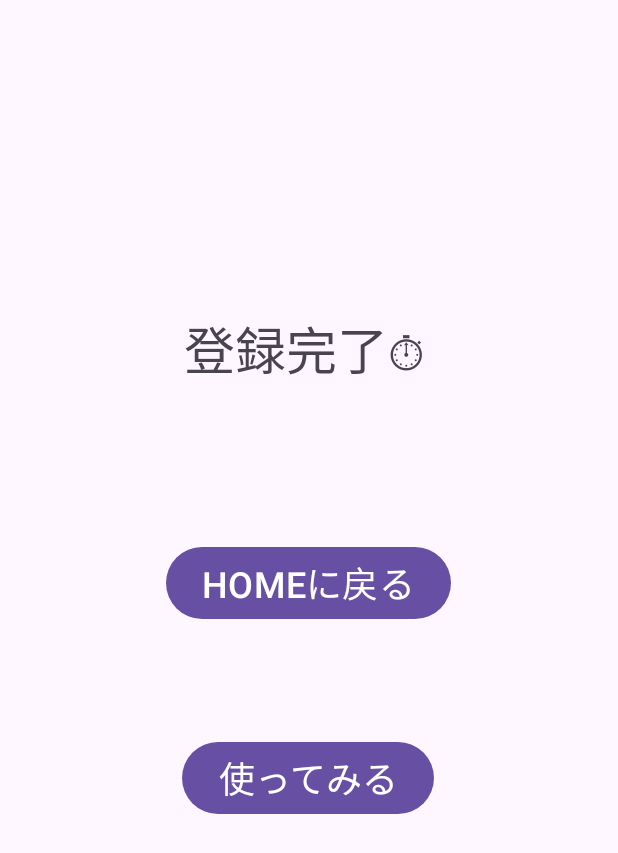
After one commit to itc-s21014/pbl2, an Android app: the SettingFinishedActivity screen opened directly, with no data from a screen before it, on a phone screen of 412 x 824 dp. The commit adds this screen. Shown: the top 853 px of the screen. Run offline under Robolectric (Android 15) with nearby library versions, the phone set to English and light mode, and no system bars.

Commit message:
登録完了画面のレイアウト

```diff
--- a/app/src/main/AndroidManifest.xml
+++ b/app/src/main/AndroidManifest.xml
@@ -13,6 +13,12 @@
         android:theme="@style/Theme.Pbl"
         tools:targetApi="31">
         <activity
+            android:name=".SettingFinishedActivity"
+            android:exported="false" />
+        <activity
+            android:name=".SignUpActivity"
+            android:exported="false" />
+        <activity
             android:name=".MainActivity"
             android:exported="true">
             <intent-filter>
--- /dev/null
+++ b/app/src/main/java/com/example/pbl/SettingFinishedActivity.kt
@@ -0,0 +1,11 @@
+package com.example.pbl
+
+import android.os.Bundle
+import androidx.appcompat.app.AppCompatActivity
+
+class SettingFinishedActivity : AppCompatActivity() {
+    override fun onCreate(savedInstanceState: Bundle?) {
+        super.onCreate(savedInstanceState)
+        setContentView(R.layout.activity_setting_finished)
+    }
+}
--- /dev/null
+++ b/app/src/main/res/layout/activity_setting_finished.xml
@@ -0,0 +1,75 @@
+<?xml version="1.0" encoding="utf-8"?>
+<androidx.constraintlayout.widget.ConstraintLayout xmlns:android="http://schemas.android.com/apk/res/android"
+    xmlns:app="http://schemas.android.com/apk/res-auto"
+    xmlns:tools="http://schemas.android.com/tools"
+    android:layout_width="match_parent"
+    android:layout_height="match_parent"
+    tools:context=".SettingFinishedActivity">
+
+    <Button
+        android:id="@+id/sfToUse"
+        android:layout_width="wrap_content"
+        android:layout_height="wrap_content"
+        android:text="@string/sf_to_use"
+        android:textSize="24sp"
+        app:layout_constraintBottom_toTopOf="@+id/guideline9"
+        app:layout_constraintEnd_toEndOf="parent"
+        app:layout_constraintHorizontal_bias="0.497"
+        app:layout_constraintStart_toStartOf="parent"
+        app:layout_constraintTop_toTopOf="@+id/guideline8"
+        app:layout_constraintVertical_bias="0.52" />
+
+    <Button
+        android:id="@+id/sfToHome"
+        android:layout_width="wrap_content"
+        android:layout_height="wrap_content"
+        android:text="@string/sf_to_home"
+        android:textSize="24sp"
+        app:layout_constraintBottom_toTopOf="@+id/guideline8"
+        app:layout_constraintEnd_toEndOf="parent"
+        app:layout_constraintHorizontal_bias="0.497"
+        app:layout_constraintStart_toStartOf="parent"
+        app:layout_constraintTop_toTopOf="@+id/guideline7"
+        app:layout_constraintVertical_bias="0.52" />
+
+    <TextView
+        android:id="@+id/settingFinished"
+        android:layout_width="wrap_content"
+        android:layout_height="wrap_content"
+        android:text="@string/sf_setting_finished"
+        android:textSize="34sp"
+        app:layout_constraintBottom_toTopOf="@+id/guideline7"
+        app:layout_constraintEnd_toEndOf="parent"
+        app:layout_constraintHorizontal_bias="0.487"
+        app:layout_constraintStart_toStartOf="parent"
+        app:layout_constraintTop_toTopOf="@+id/guideline10" />
+
+    <androidx.constraintlayout.widget.Guideline
+        android:id="@+id/guideline7"
+        android:layout_width="wrap_content"
+        android:layout_height="wrap_content"
+        android:orientation="horizontal"
+        app:layout_constraintGuide_begin="322dp" />
+
+    <androidx.constraintlayout.widget.Guideline
+        android:id="@+id/guideline8"
+        android:layout_width="wrap_content"
+        android:layout_height="wrap_content"
+        android:orientation="horizontal"
+        app:layout_constraintGuide_begin="452dp" />
+
+    <androidx.constraintlayout.widget.Guideline
+        android:id="@+id/guideline9"
+        android:layout_width="wrap_content"
+        android:layout_height="wrap_content"
+        android:orientation="horizontal"
+        app:layout_constraintGuide_begin="582dp" />
+
+    <androidx.constraintlayout.widget.Guideline
+        android:id="@+id/guideline10"
+        android:layout_width="wrap_content"
+        android:layout_height="wrap_content"
+        android:orientation="horizontal"
+        app:layout_constraintGuide_begin="142dp" />
+
+</androidx.constraintlayout.widget.ConstraintLayout>
--- a/app/src/main/res/values/strings.xml
+++ b/app/src/main/res/values/strings.xml
@@ -5,4 +5,8 @@
     <string name="passwd">パスワード</string>
     <string name="login2">ログイン</string>
     <string name="sign">新規登録</string>
+
+    <string name="sf_setting_finished">登録完了⏱</string>
+    <string name="sf_to_home">HOMEに戻る</string>
+    <string name="sf_to_use">使ってみる</string>
 </resources>
```
